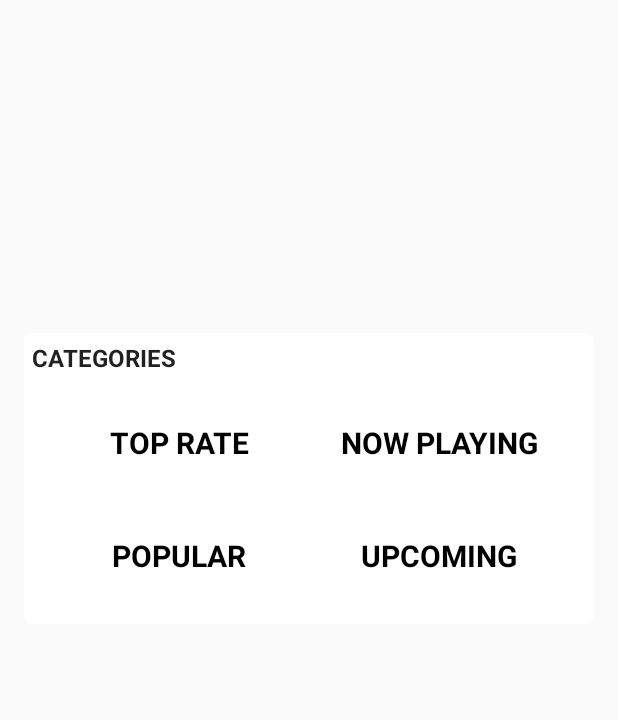
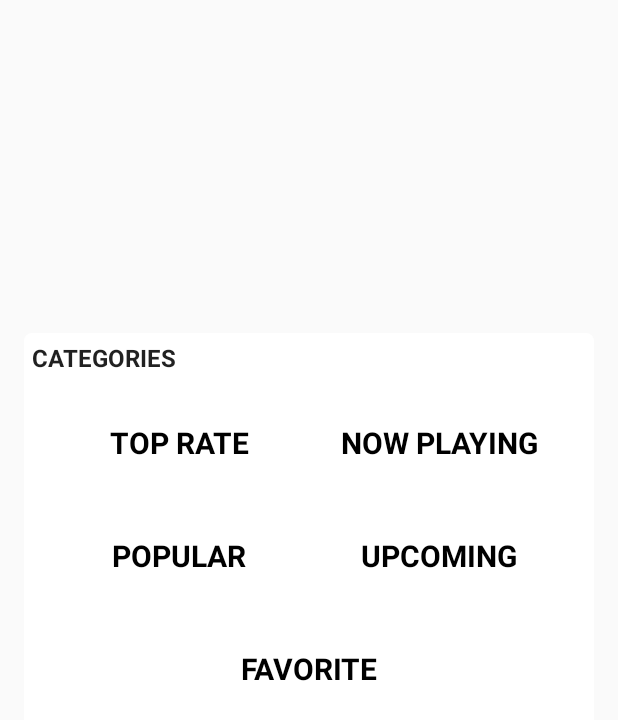
Before and after one commit to awesome-academy/MovieDB_29, an Android app: the layout fragment_top.xml on its own in the app's theme, with its tools: preview values and no code run, on a phone screen of 412 x 824 dp. Shown: the top 720 px of the screen. Run offline under Robolectric (Android 15) with nearby library versions, the phone set to English and light mode, and no system bars.

Commit message:
Create favorite function

```diff
--- a/app/src/main/java/com/framgia/vhlee/themoviedb/ui/detail/DetailViewModel.java
+++ b/app/src/main/java/com/framgia/vhlee/themoviedb/ui/detail/DetailViewModel.java
@@ -3,6 +3,7 @@ package com.framgia.vhlee.themoviedb.ui.detail;
 import android.databinding.ObservableBoolean;
 import android.databinding.ObservableField;
 import android.view.View;
+import android.widget.Toast;
 
 import com.framgia.vhlee.themoviedb.data.model.Movie;
 import com.framgia.vhlee.themoviedb.data.repository.MoviesRepository;
@@ -55,9 +56,9 @@ public class DetailViewModel {
 
     public void onFavoriteClick(View view, Movie movie) {
         if (mIsFavorite.get()) {
-            mIsFavorite.set(false);
+            if (mMoviesRepository.delete(movie)) mIsFavorite.set(false);
         } else {
-            mIsFavorite.set(true);
+            if (mMoviesRepository.insert(movie)) mIsFavorite.set(true);
         }
     }
 
--- a/app/src/main/java/com/framgia/vhlee/themoviedb/ui/home/BottomFragment.java
+++ b/app/src/main/java/com/framgia/vhlee/themoviedb/ui/home/BottomFragment.java
@@ -65,6 +65,10 @@ public class BottomFragment extends Fragment implements HomeNavigator, MovieAdap
     }
 
     @Override
+    public void startFavoriteActivity() {
+    }
+
+    @Override
     public void onMovieClick(Movie movie) {
         startDetailActivity(movie);
     }
--- a/app/src/main/java/com/framgia/vhlee/themoviedb/ui/home/HomeNavigator.java
+++ b/app/src/main/java/com/framgia/vhlee/themoviedb/ui/home/HomeNavigator.java
@@ -7,4 +7,6 @@ public interface HomeNavigator {
     void startCategoryActivity(Genre genre, boolean isGenre);
 
     void startDetailActivity(Movie movie);
+
+    void startFavoriteActivity();
 }
--- a/app/src/main/java/com/framgia/vhlee/themoviedb/ui/home/HomeViewModel.java
+++ b/app/src/main/java/com/framgia/vhlee/themoviedb/ui/home/HomeViewModel.java
@@ -113,6 +113,10 @@ public class HomeViewModel extends BaseObservable {
         mNavigator.startCategoryActivity(genre, isGenre);
     }
 
+    public void onFavoriteClick(View view) {
+        mNavigator.startFavoriteActivity();
+    }
+
     private String convertType(String type) {
         switch (type) {
             case GenresKey.TOP_RATED:
--- a/app/src/main/java/com/framgia/vhlee/themoviedb/ui/home/TopFragment.java
+++ b/app/src/main/java/com/framgia/vhlee/themoviedb/ui/home/TopFragment.java
@@ -19,6 +19,7 @@ import com.framgia.vhlee.themoviedb.databinding.FragmentTopBinding;
 import com.framgia.vhlee.themoviedb.ui.adapter.HighLightAdapter;
 import com.framgia.vhlee.themoviedb.ui.category.CategoryActivity;
 import com.framgia.vhlee.themoviedb.ui.detail.DetailActivity;
+import com.framgia.vhlee.themoviedb.ui.favorite.FavoriteActivity;
 import com.framgia.vhlee.themoviedb.utils.MovieViewModel;
 
 public class TopFragment extends Fragment
@@ -68,6 +69,11 @@ public class TopFragment extends Fragment
     }
 
     @Override
+    public void startFavoriteActivity() {
+        startActivity(FavoriteActivity.getFavoriteIntent(getActivity()));
+    }
+
+    @Override
     public void onHighLightClick(Movie movie) {
         startDetailActivity(movie);
     }
--- a/app/src/main/java/com/framgia/vhlee/themoviedb/utils/BindingUtils.java
+++ b/app/src/main/java/com/framgia/vhlee/themoviedb/utils/BindingUtils.java
@@ -134,11 +134,13 @@ public class BindingUtils {
     public static void bindImage(ImageView imageView, String url) {
         String source =
                 StringUtils.append(BASE_IMAGE_URL, IMAGE_QUALITY_MAX, url);
+        if (url == null) imageView.setScaleType(ImageView.ScaleType.CENTER_INSIDE);
         RequestOptions requestOptions = new RequestOptions();
-        requestOptions.placeholder(R.drawable.default_poster);
+        requestOptions.placeholder(R.drawable.default_poster)
+                .error(R.drawable.ic_default_image);
         Glide.with(imageView.getContext())
                 .load(source)
-                .apply(requestOptions.centerInside())
+                .apply(requestOptions)
                 .into(imageView);
     }
 
--- a/app/src/main/res/layout/activity_detail.xml
+++ b/app/src/main/res/layout/activity_detail.xml
@@ -29,6 +29,7 @@
                 <include
                     android:id="@+id/view_top"
                     layout="@layout/layout_detail_top"
+                    app:detailVM="@{detailVM}"
                     app:movie="@{detailVM.movie}" />
 
                 <include
--- a/app/src/main/res/layout/fragment_bottom.xml
+++ b/app/src/main/res/layout/fragment_bottom.xml
@@ -43,6 +43,7 @@
             android:layout_height="wrap_content"
             android:layout_marginStart="@dimen/dp_16"
             android:layout_marginEnd="@dimen/dp_5"
+            android:gravity="end"
             android:minHeight="@dimen/dp_48"
             android:onItemSelected="@{(parent, view, position, id) -> homeVM.onItemSpinnerSelected(parent, view, position, id)}"
             app:layout_constraintEnd_toEndOf="@id/view_genres"
--- a/app/src/main/res/layout/fragment_top.xml
+++ b/app/src/main/res/layout/fragment_top.xml
@@ -6,6 +6,7 @@
     <data>
 
         <import type="com.framgia.vhlee.themoviedb.data.model.GenresKey" />
+
         <variable
             name="homeVM"
             type="com.framgia.vhlee.themoviedb.ui.home.HomeViewModel" />
@@ -55,8 +56,8 @@
         <ImageView
             android:layout_width="0dp"
             android:layout_height="0dp"
+            android:onClick="@{(view) -> homeVM.onCategoryClick(view, GenresKey.TOP_RATED, false)}"
             android:scaleType="centerCrop"
-            android:onClick="@{(view) -> homeVM.onCategoryClick(view, GenresKey.TOP_RATED, false)}"
             app:layout_constraintBottom_toBottomOf="@id/text_top_rate"
             app:layout_constraintEnd_toEndOf="@id/text_top_rate"
             app:layout_constraintStart_toStartOf="@id/text_top_rate"
@@ -75,8 +76,8 @@
         <ImageView
             android:layout_width="0dp"
             android:layout_height="0dp"
+            android:onClick="@{(view) -> homeVM.onCategoryClick(view, GenresKey.NOW_PLAYING, false)}"
             android:scaleType="centerCrop"
-            android:onClick="@{(view) -> homeVM.onCategoryClick(view, GenresKey.NOW_PLAYING, false)}"
             app:layout_constraintBottom_toBottomOf="@id/text_now_playing"
             app:layout_constraintEnd_toEndOf="@id/text_now_playing"
             app:layout_constraintStart_toStartOf="@id/text_now_playing"
@@ -94,8 +95,8 @@
         <ImageView
             android:layout_width="0dp"
             android:layout_height="0dp"
+            android:onClick="@{(view) -> homeVM.onCategoryClick(view, GenresKey.POPULAR, false)}"
             android:scaleType="centerCrop"
-            android:onClick="@{(view) -> homeVM.onCategoryClick(view, GenresKey.POPULAR, false)}"
             app:layout_constraintBottom_toBottomOf="@id/text_popular"
             app:layout_constraintEnd_toEndOf="@id/text_popular"
             app:layout_constraintStart_toStartOf="@id/text_popular"
@@ -107,7 +108,6 @@
             android:layout_marginTop="@dimen/dp_16"
             android:layout_marginBottom="@dimen/dp_16"
             android:text="@string/title_popular"
-            app:layout_constraintBottom_toBottomOf="@id/view_categories"
             app:layout_constraintEnd_toEndOf="@id/text_top_rate"
             app:layout_constraintStart_toStartOf="@id/text_top_rate"
             app:layout_constraintTop_toBottomOf="@id/text_top_rate" />
@@ -115,8 +115,8 @@
         <ImageView
             android:layout_width="0dp"
             android:layout_height="0dp"
+            android:onClick="@{(view) -> homeVM.onCategoryClick(view, GenresKey.UPCOMING, false)}"
             android:scaleType="centerCrop"
-            android:onClick="@{(view) -> homeVM.onCategoryClick(view, GenresKey.UPCOMING, false)}"
             app:layout_constraintBottom_toBottomOf="@id/text_upcoming"
             app:layout_constraintEnd_toEndOf="@id/text_upcoming"
             app:layout_constraintStart_toStartOf="@id/text_upcoming"
@@ -130,5 +130,27 @@
             app:layout_constraintEnd_toEndOf="@id/text_now_playing"
             app:layout_constraintStart_toStartOf="@id/text_now_playing"
             app:layout_constraintTop_toTopOf="@id/text_popular" />
+
+        <ImageView
+            android:layout_width="0dp"
+            android:layout_height="0dp"
+            android:onClick="@{(view) -> homeVM.onCategoryClick(view, GenresKey.UPCOMING, false)}"
+            android:scaleType="centerCrop"
+            app:layout_constraintBottom_toBottomOf="@id/text_favorite"
+            app:layout_constraintEnd_toEndOf="@id/text_upcoming"
+            app:layout_constraintStart_toStartOf="@id/text_popular"
+            app:layout_constraintTop_toTopOf="@id/text_favorite" />
+
+        <TextView
+            android:id="@+id/text_favorite"
+            style="@style/TextCardView"
+            android:layout_marginTop="@dimen/dp_16"
+            android:layout_marginBottom="@dimen/dp_16"
+            android:onClick="@{(view) -> homeVM.onFavoriteClick(view)}"
+            android:text="@string/title_favorite"
+            app:layout_constraintBottom_toBottomOf="@id/view_categories"
+            app:layout_constraintEnd_toEndOf="@id/text_upcoming"
+            app:layout_constraintStart_toStartOf="@id/text_popular"
+            app:layout_constraintTop_toBottomOf="@id/text_popular" />
     </android.support.constraint.ConstraintLayout>
 </layout>
--- a/app/src/main/res/values/strings.xml
+++ b/app/src/main/res/values/strings.xml
@@ -11,4 +11,6 @@
     <string name="title_overview">Overview</string>
     <string name="title_actors">Actors</string>
     <string name="title_companies">Companies</string>
+    <string name="title_favorite_storage">Favorite storage</string>
+    <string name="title_favorite">Favorite</string>
 </resources>
```
Also changed, not shown: app/src/main/java/com/framgia/vhlee/themoviedb/ui/favorite/FavoriteActivity.java (+32 -2 lines), app/src/main/java/com/framgia/vhlee/themoviedb/ui/favorite/FavoriteViewModel.java (added, +34 -0 lines), app/src/main/res/drawable/ic_default_image.xml (added, +64 -0 lines), app/src/main/res/layout/activity_favorite.xml (+12 -2 lines), app/src/main/res/layout/layout_detail_top.xml (+10 -5 lines).
